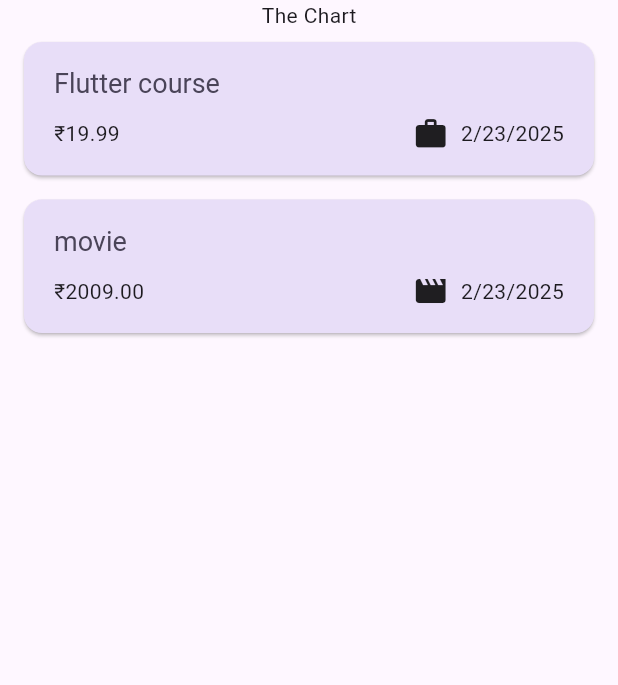
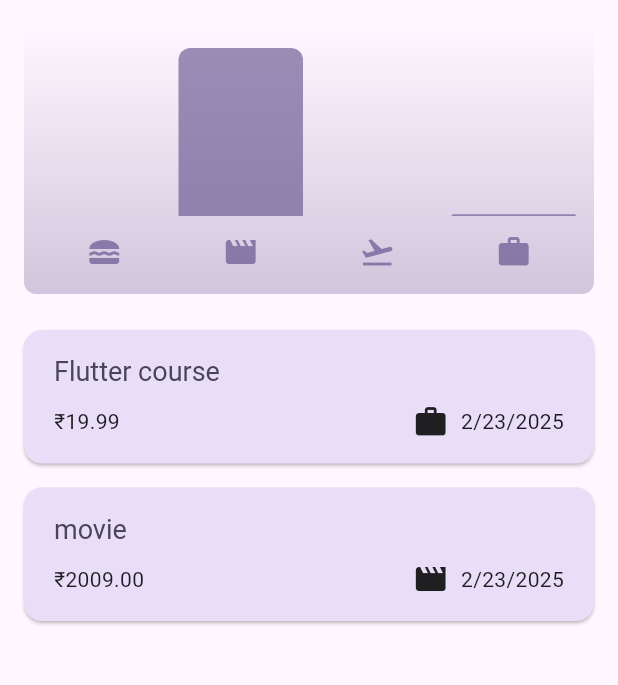
Before and after one commit to avikcodes04/ExpenseTracker, a Flutter app: the screen it shows after launch, on a phone screen of 412 x 824 dp, the part 84-769 px from its top. Run offline on Flutter 3.47's test engine with Material 3 defaults, Android fonts, the phone set to English and light mode, and no system bars.

Commit message:
added chart feature

```diff
--- a/lib/model/expense.dart
+++ b/lib/model/expense.dart
@@ -1,3 +1,4 @@
+//import 'package:expense_tracker/widgets/expenses_list/expense_item.dart';
 import 'package:flutter/material.dart';
 import 'package:uuid/uuid.dart';
 
@@ -34,3 +35,21 @@ class Expense {
     return formatter.format(date);
   }
 }
+
+class ExpenseBucket {
+  const ExpenseBucket({required this.category, required this.expenses});
+  ExpenseBucket.forCategory(List<Expense> allExpenses, this.category)
+    : expenses =
+          allExpenses.where((expense) => expense.category == category).toList();
+
+  final Category category;
+  final List<Expense> expenses;
+
+  double get totalExpenses {
+    double sum = 0;
+    for (final expense in expenses) {
+      sum = sum + expense.amount;
+    }
+    return sum;
+  }
+}
--- /dev/null
+++ b/lib/widgets/chart/chart.dart
@@ -0,0 +1,94 @@
+import 'package:flutter/material.dart';
+
+import 'package:expense_tracker/widgets/chart/chart_bar.dart';
+import 'package:expense_tracker/model/expense.dart';
+
+class Chart extends StatelessWidget {
+  const Chart({super.key, required this.expenses});
+
+  final List<Expense> expenses;
+
+  List<ExpenseBucket> get buckets {
+    return [
+      ExpenseBucket.forCategory(expenses, Category.food),
+      ExpenseBucket.forCategory(expenses, Category.leisure),
+      ExpenseBucket.forCategory(expenses, Category.travel),
+      ExpenseBucket.forCategory(expenses, Category.work),
+    ];
+  }
+
+  double get maxTotalExpense {
+    double maxTotalExpense = 0;
+
+    for (final bucket in buckets) {
+      if (bucket.totalExpenses > maxTotalExpense) {
+        maxTotalExpense = bucket.totalExpenses;
+      }
+    }
+
+    return maxTotalExpense;
+  }
+
+  @override
+  Widget build(BuildContext context) {
+    final isDarkMode =
+        MediaQuery.of(context).platformBrightness == Brightness.dark;
+    return Container(
+      margin: const EdgeInsets.all(16),
+      padding: const EdgeInsets.symmetric(vertical: 16, horizontal: 8),
+      width: double.infinity,
+      height: 180,
+      decoration: BoxDecoration(
+        borderRadius: BorderRadius.circular(8),
+        gradient: LinearGradient(
+          colors: [
+            Theme.of(context).colorScheme.primary.withOpacity(0.3),
+            Theme.of(context).colorScheme.primary.withOpacity(0.0),
+          ],
+          begin: Alignment.bottomCenter,
+          end: Alignment.topCenter,
+        ),
+      ),
+      child: Column(
+        children: [
+          Expanded(
+            child: Row(
+              crossAxisAlignment: CrossAxisAlignment.end,
+              children: [
+                for (final bucket in buckets) // alternative to map()
+                  ChartBar(
+                    fill:
+                        bucket.totalExpenses == 0
+                            ? 0
+                            : bucket.totalExpenses / maxTotalExpense,
+                  ),
+              ],
+            ),
+          ),
+          const SizedBox(height: 12),
+          Row(
+            children:
+                buckets
+                    .map(
+                      (bucket) => Expanded(
+                        child: Padding(
+                          padding: const EdgeInsets.symmetric(horizontal: 4),
+                          child: Icon(
+                            categoryIcons[bucket.category],
+                            color:
+                                isDarkMode
+                                    ? Theme.of(context).colorScheme.secondary
+                                    : Theme.of(
+                                      context,
+                                    ).colorScheme.primary.withOpacity(0.7),
+                          ),
+                        ),
+                      ),
+                    )
+                    .toList(),
+          ),
+        ],
+      ),
+    );
+  }
+}
--- /dev/null
+++ b/lib/widgets/chart/chart_bar.dart
@@ -0,0 +1,34 @@
+import 'package:flutter/material.dart';
+
+class ChartBar extends StatelessWidget {
+  const ChartBar({
+    super.key,
+    required this.fill,
+  });
+
+  final double fill;
+
+  @override
+  Widget build(BuildContext context) {
+    final isDarkMode =
+        MediaQuery.of(context).platformBrightness == Brightness.dark;
+    return Expanded(
+      child: Padding(
+        padding: const EdgeInsets.symmetric(horizontal: 4),
+        child: FractionallySizedBox(
+          heightFactor: fill,
+          child: DecoratedBox(
+            decoration: BoxDecoration(
+              shape: BoxShape.rectangle,
+              borderRadius:
+                  const BorderRadius.vertical(top: Radius.circular(8)),
+              color: isDarkMode
+                  ? Theme.of(context).colorScheme.secondary
+                  : Theme.of(context).colorScheme.primary.withOpacity(0.65),
+            ),
+          ),
+        ),
+      ),
+    );
+  }
+}
--- a/lib/widgets/expenses.dart
+++ b/lib/widgets/expenses.dart
@@ -1,3 +1,4 @@
+import 'package:expense_tracker/widgets/chart/chart.dart';
 import 'package:expense_tracker/widgets/expenses_list/expenses_list.dart';
 import 'package:expense_tracker/model/expense.dart';
 import 'package:expense_tracker/widgets/new_expense.dart';
@@ -81,7 +82,10 @@ class _ExpensesState extends State<Expenses> {
         ],
       ),
       body: Column(
-        children: [Text("The Chart"), Expanded(child: mainContent)],
+        children: [
+          Chart(expenses: _registeredExpenses),
+          Expanded(child: mainContent),
+        ],
       ), //conditional widget
     );
   }
```
